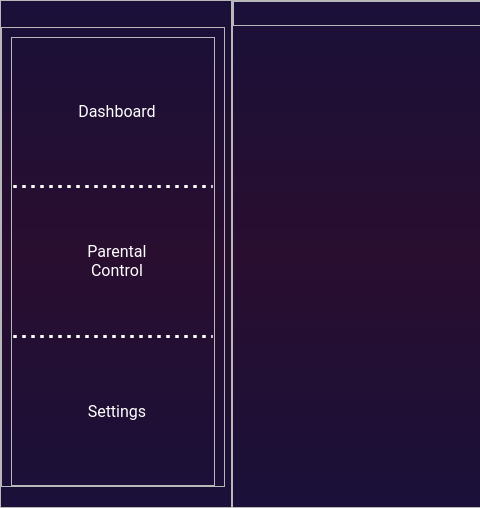
This is Designer/MainWindow.ui in Soon156/AlignPosition as Qt 5 draws it before an edit; both pictures show x 0 to 480 and y 0 to 508 of the 1057 by 508 pixel window. The edited form follows.
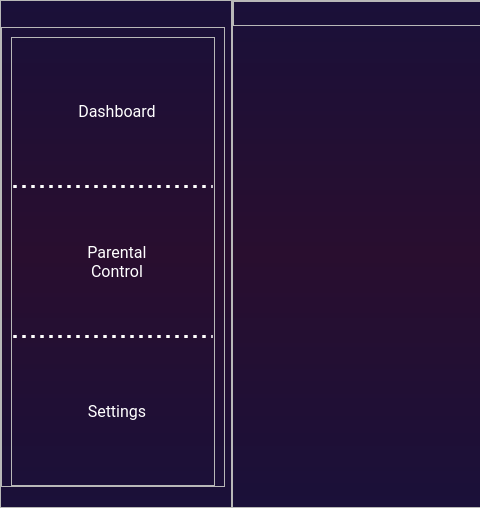
This is the edited form. Icons and pictures are not drawn.

```diff
--- a/Designer/MainWindow.ui
+++ b/Designer/MainWindow.ui
@@ -170,6 +170,12 @@
                 </property>
                 <item>
                  <widget class="QPushButton" name="dashboard_btn_2">
+                  <property name="sizePolicy">
+                   <sizepolicy hsizetype="Minimum" vsizetype="Preferred">
+                    <horstretch>0</horstretch>
+                    <verstretch>0</verstretch>
+                   </sizepolicy>
+                  </property>
                   <property name="font">
                    <font>
                     <family>Roboto</family>
@@ -233,6 +239,12 @@
                 </property>
                 <item>
                  <widget class="QPushButton" name="parental_btn_2">
+                  <property name="sizePolicy">
+                   <sizepolicy hsizetype="Minimum" vsizetype="Preferred">
+                    <horstretch>0</horstretch>
+                    <verstretch>0</verstretch>
+                   </sizepolicy>
+                  </property>
                   <property name="font">
                    <font>
                     <family>Roboto</family>
@@ -297,6 +309,12 @@
                 </property>
                 <item>
                  <widget class="QPushButton" name="settings_btn_2">
+                  <property name="sizePolicy">
+                   <sizepolicy hsizetype="Minimum" vsizetype="Preferred">
+                    <horstretch>0</horstretch>
+                    <verstretch>0</verstretch>
+                   </sizepolicy>
+                  </property>
                   <property name="font">
                    <font>
                     <family>Roboto</family>
```
